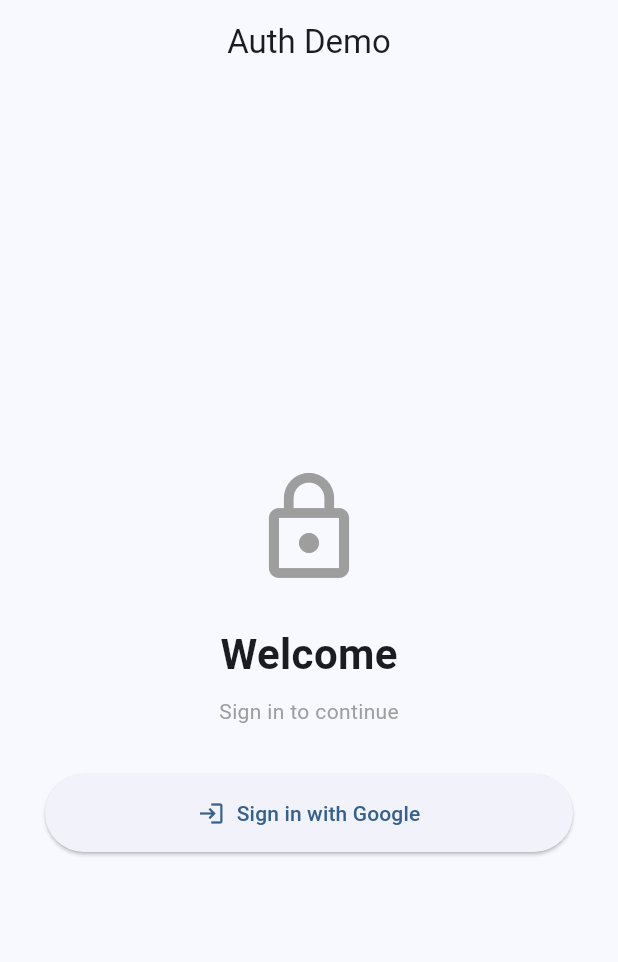
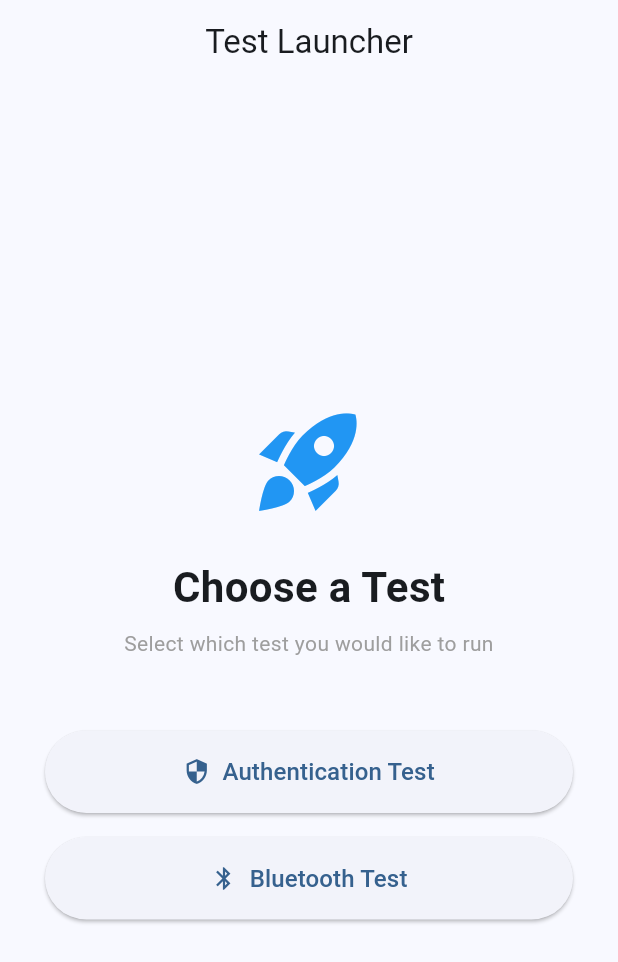
Before and after one commit to hotpocket/HH_recon_auth_test, a Flutter app: the screen it shows after launch, on a phone screen of 412 x 824 dp. Shown: the top 962 px of the screen. Run offline on Flutter 3.47's test engine with Material 3 defaults, Android fonts, the phone set to English and light mode, and no system bars; our stand-ins replace flutter_blue_plus, flutter_secure_storage, shared_preferences; missing offline and left inert: dart:html, flutter_web_auth_2.

Commit message:
added bluetooth test & segregated it from the auth test

```diff
--- a/lib/main.dart
+++ b/lib/main.dart
@@ -1,6 +1,6 @@
 import 'package:flutter/material.dart';
 
-import 'screens/auth_screen.dart';
+import 'screens/launcher_screen.dart';
 
 void main() {
   WidgetsFlutterBinding.ensureInitialized();
@@ -25,7 +25,7 @@ class MyApp extends StatelessWidget {
         useMaterial3: true,
         brightness: Brightness.dark,
       ),
-      home: const AuthScreen(),
+      home: const LauncherScreen(),
     );
   }
 }
--- /dev/null
+++ b/lib/screens/bluetooth_test.dart
@@ -0,0 +1,46 @@
+import 'package:flutter/material.dart';
+import 'package:flutter_blue_plus/flutter_blue_plus.dart';
+
+void main() => runApp(const ScanApp());
+
+class ScanApp extends StatefulWidget {
+  const ScanApp({super.key});
+  @override
+  State<ScanApp> createState() => _ScanAppState();
+}
+
+class _ScanAppState extends State<ScanApp> {
+  final List<ScanResult> _devices = [];
+
+  @override
+  void initState() {
+    super.initState();
+    _startScan();
+  }
+
+  void _startScan() {
+    FlutterBluePlus.startScan(timeout: const Duration(seconds: 10));
+    FlutterBluePlus.scanResults.listen((results) {
+      setState(() => _devices.addAll(results));
+    });
+  }
+
+  @override
+  Widget build(BuildContext context) {
+    return MaterialApp(
+      home: Scaffold(
+        appBar: AppBar(title: const Text('BLE Scanner')),
+        body: ListView.builder(
+          itemCount: _devices.length,
+          itemBuilder: (ctx, i) {
+            final d = _devices[i].device;
+            return ListTile(
+              title: Text(d.platformName.isEmpty ? 'Unknown' : d.platformName),
+              subtitle: Text(d.remoteId.toString()),
+            );
+          },
+        ),
+      ),
+    );
+  }
+}
--- /dev/null
+++ b/lib/screens/launcher_screen.dart
@@ -0,0 +1,93 @@
+import 'package:flutter/material.dart';
+import 'auth_screen.dart';
+import 'bluetooth_test.dart';
+
+class LauncherScreen extends StatelessWidget {
+  const LauncherScreen({super.key});
+
+  @override
+  Widget build(BuildContext context) {
+    return Scaffold(
+      appBar: AppBar(
+        title: const Text('Test Launcher'),
+        centerTitle: true,
+      ),
+      body: Center(
+        child: ConstrainedBox(
+          constraints: const BoxConstraints(maxWidth: 400),
+          child: Padding(
+            padding: const EdgeInsets.all(24.0),
+            child: Column(
+              mainAxisAlignment: MainAxisAlignment.center,
+              children: [
+                const Icon(
+                  Icons.rocket_launch,
+                  size: 80,
+                  color: Colors.blue,
+                ),
+                const SizedBox(height: 24),
+                const Text(
+                  'Choose a Test',
+                  style: TextStyle(
+                    fontSize: 28,
+                    fontWeight: FontWeight.bold,
+                  ),
+                ),
+                const SizedBox(height: 8),
+                const Text(
+                  'Select which test you would like to run',
+                  style: TextStyle(color: Colors.grey),
+                  textAlign: TextAlign.center,
+                ),
+                const SizedBox(height: 48),
+                SizedBox(
+                  width: double.infinity,
+                  child: ElevatedButton.icon(
+                    onPressed: () {
+                      Navigator.push(
+                        context,
+                        MaterialPageRoute(
+                          builder: (context) => const AuthScreen(),
+                        ),
+                      );
+                    },
+                    icon: const Icon(Icons.security),
+                    label: const Text(
+                      'Authentication Test',
+                      style: TextStyle(fontSize: 16),
+                    ),
+                    style: ElevatedButton.styleFrom(
+                      padding: const EdgeInsets.symmetric(vertical: 16),
+                    ),
+                  ),
+                ),
+                const SizedBox(height: 16),
+                SizedBox(
+                  width: double.infinity,
+                  child: ElevatedButton.icon(
+                    onPressed: () {
+                      Navigator.push(
+                        context,
+                        MaterialPageRoute(
+                          builder: (context) => const ScanApp(),
+                        ),
+                      );
+                    },
+                    icon: const Icon(Icons.bluetooth),
+                    label: const Text(
+                      'Bluetooth Test',
+                      style: TextStyle(fontSize: 16),
+                    ),
+                    style: ElevatedButton.styleFrom(
+                      padding: const EdgeInsets.symmetric(vertical: 16),
+                    ),
+                  ),
+                ),
+              ],
+            ),
+          ),
+        ),
+      ),
+    );
+  }
+}
--- a/pubspec.yaml
+++ b/pubspec.yaml
@@ -13,8 +13,8 @@ dependencies:
   flutter_secure_storage: ^9.0.0
   http: ^1.1.0
   url_launcher: ^6.2.1
-  uni_links: ^0.5.1
   shared_preferences: ^2.2.2
+  flutter_blue_plus: ^2.1.0
 
 dev_dependencies:
   flutter_test:
```
Also changed, not shown: pubspec.lock, 6 other files.
